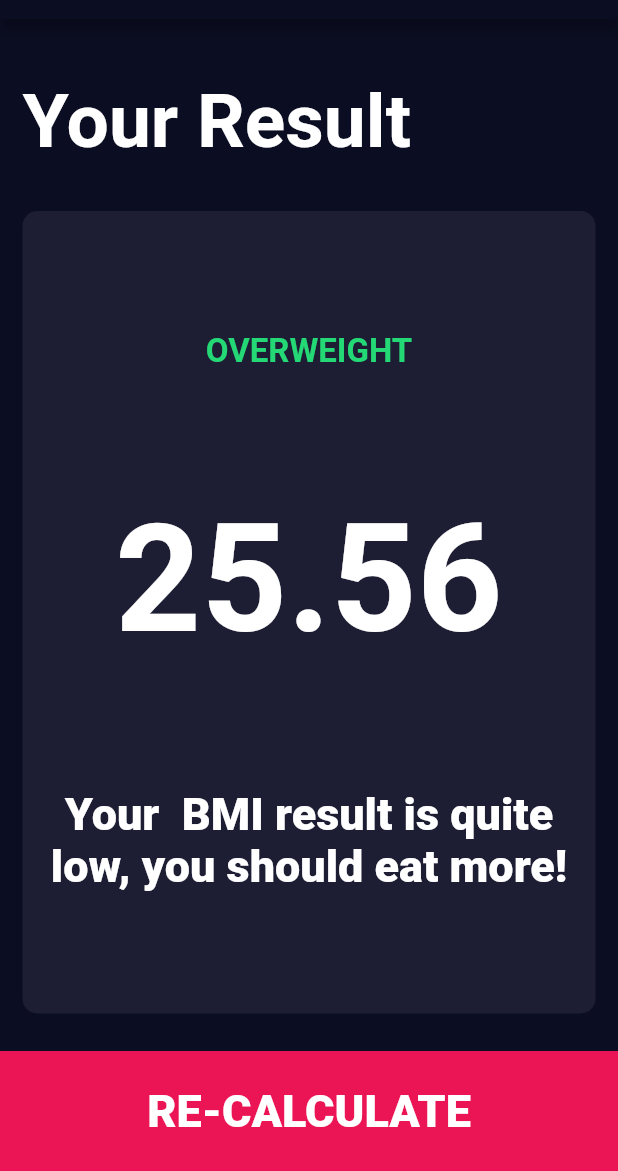
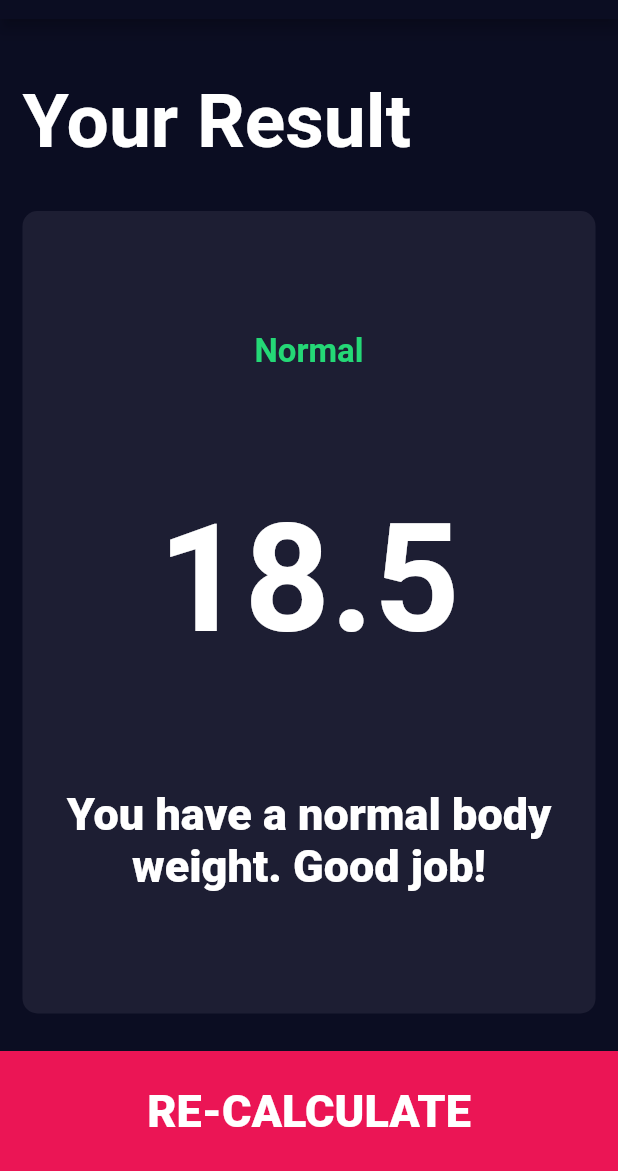
Before and after one commit to gartservice/bmi_calculator, a Flutter app: the screen it shows after launch, after a tap on "CALCULATE", on a phone screen of 412 x 824 dp, the part 65-1236 px from its top. Run offline on Flutter 3.47's test engine with Material 2 defaults, Android fonts, the phone set to English and light mode, and no system bars; our stand-ins replace font_awesome_flutter.

Commit message:
Finish result page

```diff
--- a/lib/calculator_brain.dart
+++ b/lib/calculator_brain.dart
@@ -1,16 +1,17 @@
 import 'dart:math';
 class CalculatorBrain {
+
   final int height;
   final int weight;
-  late double _bmi;
-
+  double get _bmi => weight/ pow(height/100, 2);
   CalculatorBrain({required this.height, required this.weight});
 
   String calculateBMI(){
-    double _bmi = weight/ pow(height/100, 2);
     return _bmi.toStringAsFixed(1);
   }
   String getResult(){
+    this.calculateBMI();
+    print('get Result $_bmi');
     if(_bmi>=25){
       return 'Overweight';
     } else if (_bmi>18.5){
@@ -20,6 +21,8 @@ class CalculatorBrain {
     }
   }
   String getInterpretation(){
+    this.calculateBMI();
+    print('getInerpret $_bmi');
     if(_bmi>=25){
       return 'You have a higher than normal body weight. Try to exercise more.';
     } else if (_bmi>18.5){
--- a/lib/main.dart
+++ b/lib/main.dart
@@ -10,7 +10,7 @@ class BMICalculator extends StatelessWidget {
       initialRoute: '/',
       routes: {
         '/':(context)=>InputPage(),
-        '/resultPage': (context)=>ResultPage()
+        '/resultPage': (context)=>ResultPage(),
       },
       debugShowCheckedModeBanner: false,
       theme: ThemeData(
--- a/lib/screens/input_page.dart
+++ b/lib/screens/input_page.dart
@@ -1,3 +1,4 @@
+import 'package:bmi_calculator/screens/result_page.dart';
 import 'package:flutter/material.dart';
 import 'package:font_awesome_flutter/font_awesome_flutter.dart';
 import 'package:bmi_calculator/components/icon_content.dart';
@@ -232,7 +233,7 @@ class _InputPageState extends State<InputPage> {
           BottomButton(
            onTap: (){
              CalculatorBrain calc = CalculatorBrain(height: height, weight: weight);
-          Navigator.pushNamed(context, '/resultPage');
+          Navigator.pushNamed(context, '/resultPage', arguments: ResultArguments(bmiResult: calc.calculateBMI(), resultText: calc.getResult(), interpretation: calc.getInterpretation()));
           },
             text: 'CALCULATE',
           )
--- a/lib/screens/result_page.dart
+++ b/lib/screens/result_page.dart
@@ -3,10 +3,24 @@ import 'package:bmi_calculator/components/reusable_card.dart';
 import 'package:flutter/material.dart';
 import 'package:bmi_calculator/components/bottom_button.dart';
 
+class ResultArguments {
+  final String bmiResult;
+  final String resultText;
+  final String interpretation;
+
+  ResultArguments({
+    required this.bmiResult,
+      required this.resultText,
+      required this.interpretation});
+}
+
 class ResultPage extends StatelessWidget {
+  static const routeName = '/resultPage';
+  //
 
   @override
   Widget build(BuildContext context) {
+    final args = ModalRoute.of(context)!.settings.arguments as ResultArguments;
     return Scaffold(
       appBar: AppBar(title: Text('BMI CALCULATOR - Result')),
       body: Column(
@@ -32,15 +46,15 @@ class ResultPage extends StatelessWidget {
                 mainAxisAlignment: MainAxisAlignment.spaceEvenly,
                 children: [
                   Text(
-                    'OVERWEIGHT',
+                    args.resultText,
                     style: kResultTextStyle,
                   ),
                   Text(
-                    '25.56',
+                    args.bmiResult,
                     style: kBMITextStyle,
                   ),
                   Text(
-                    'Your  BMI result is quite low, you should eat more!',
+                    args.interpretation,
                     textAlign: TextAlign.center,
                     style: kNumberTextStyle,
                   ),
```
